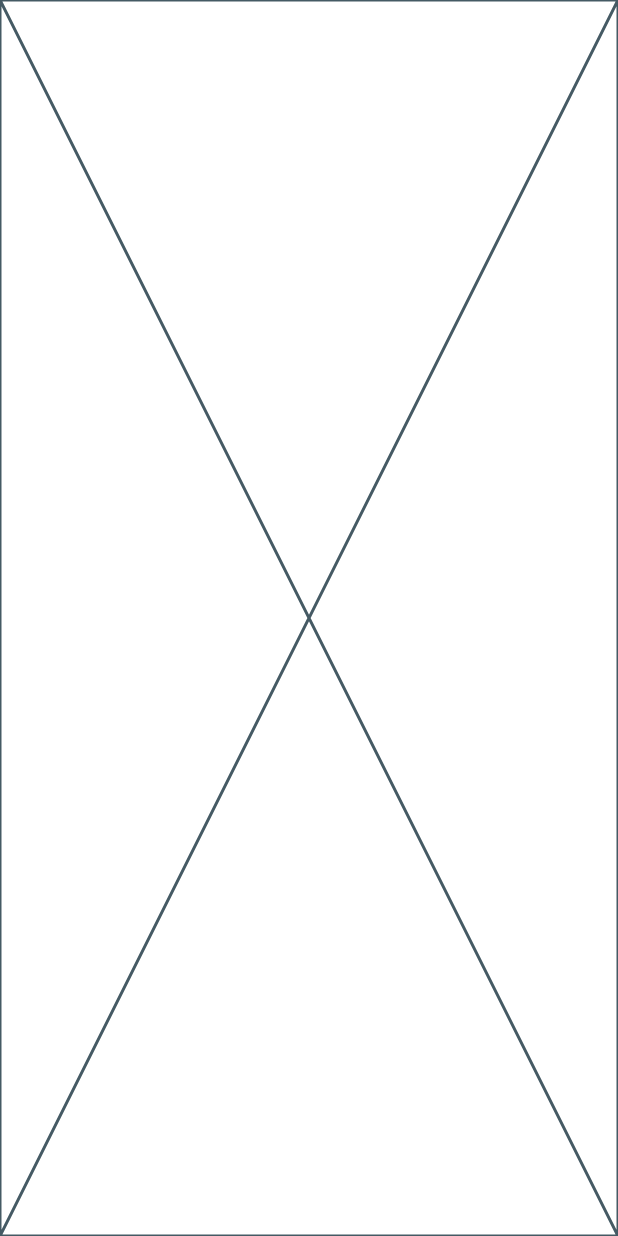
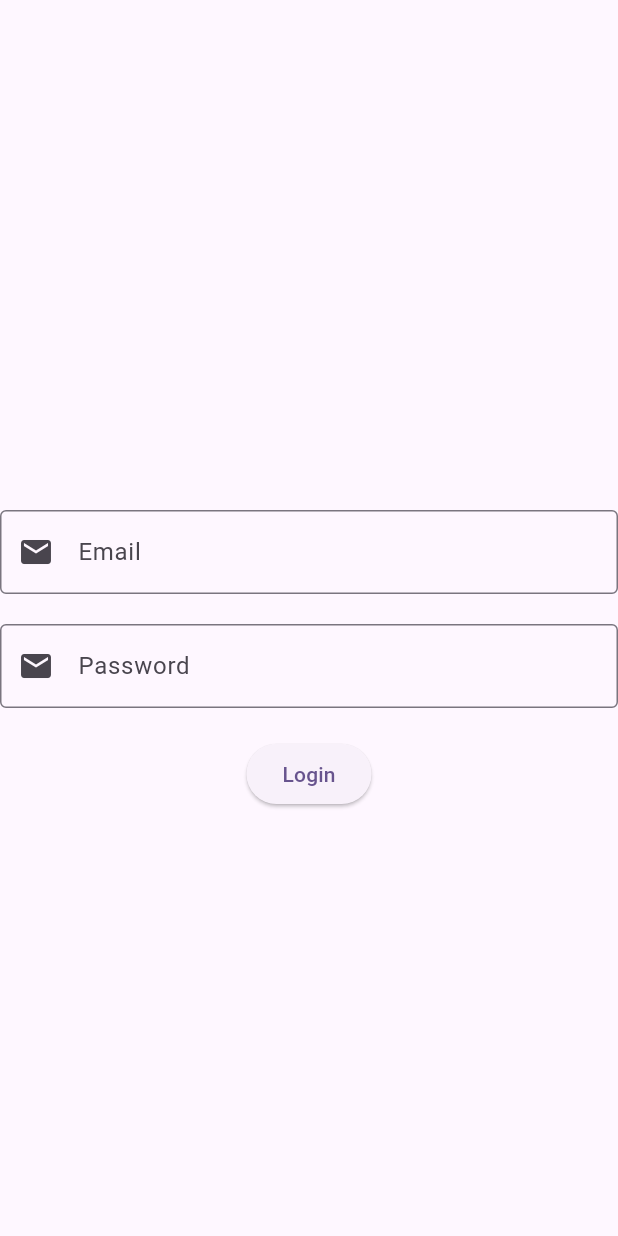
Before and after one commit to theabdulraffay/Flutter-Clean-Architecture, a Flutter app: the screen it shows after launch, on a phone screen of 412 x 824 dp. Run offline on Flutter 3.47's test engine with Material 3 defaults, Android fonts, the phone set to English and light mode, and no system bars; our stand-ins replace freezed_annotation.

Commit message:
feat: login validation check

```diff
--- /dev/null
+++ b/lib/Models/Users/user_model.dart
@@ -0,0 +1,17 @@
+// ignore_for_file: invalid_annotation_target
+
+import 'package:freezed_annotation/freezed_annotation.dart';
+// part 'user_model.g.dart';
+// part 'user_model.freezed';
+part 'user_model.freezed.dart';
+part 'user_model.g.dart';
+
+@freezed
+class UserModel with _$UserModel {
+  factory UserModel(
+      {@Default('') @JsonKey(name: 'token') String token,
+      @Default('') @JsonKey(name: 'error') String error}) = _UserModel;
+
+  factory UserModel.fromJson(Map<String, dynamic> json) =>
+      _$UserModelFromJson(json);
+}
--- /dev/null
+++ b/lib/Views/login/Widgets/email_input_widget.dart
@@ -0,0 +1,29 @@
+import 'package:flutter/material.dart';
+
+class EmailInputWidget extends StatelessWidget {
+  const EmailInputWidget({super.key, required this.node});
+  final FocusNode node;
+
+  @override
+  Widget build(BuildContext context) {
+    return TextFormField(
+      keyboardType: TextInputType.emailAddress,
+      focusNode: node,
+      decoration: InputDecoration(
+        hintText: 'Email',
+        prefixIcon: Icon(Icons.email),
+        border: OutlineInputBorder(),
+      ),
+      onChanged: (value) {},
+      validator: (value) {
+        if (value!.isEmpty) {
+          return 'Email is required';
+        }
+        if (!value.contains('@')) {
+          return 'Invalid email format';
+        }
+        return null;
+      },
+    );
+  }
+}
--- /dev/null
+++ b/lib/Views/login/Widgets/login_button.dart
@@ -0,0 +1,16 @@
+import 'package:flutter/material.dart';
+
+class LoginButton extends StatelessWidget {
+  final GlobalKey<FormState> formkey;
+  const LoginButton({super.key, required this.formkey});
+
+  @override
+  Widget build(BuildContext context) {
+    return ElevatedButton(
+      child: Text('Login'),
+      onPressed: () {
+        if (formkey.currentState!.validate()) {}
+      },
+    );
+  }
+}
--- /dev/null
+++ b/lib/Views/login/Widgets/password_input_widget.dart
@@ -0,0 +1,28 @@
+import 'package:flutter/material.dart';
+
+class PasswordInputWidget extends StatelessWidget {
+  const PasswordInputWidget({super.key, required this.node});
+  final FocusNode node;
+
+  @override
+  Widget build(BuildContext context) {
+    return TextFormField(
+      keyboardType: TextInputType.text,
+      focusNode: node,
+      obscureText: true,
+      decoration: InputDecoration(
+        hintText: 'Password',
+        prefixIcon: Icon(Icons.email),
+        border: OutlineInputBorder(),
+      ),
+      onChanged: (value) {},
+      validator: (value) {
+        if (value!.isEmpty) {
+          return 'Password is required';
+        }
+
+        return null;
+      },
+    );
+  }
+}
--- /dev/null
+++ b/lib/Views/login/Widgets/widgets.dart
@@ -0,0 +1,4 @@
+export 'email_input_widget.dart';
+export 'password_input_widget.dart';
+export 'login_button.dart';
+export 'package:flutter/material.dart';
--- a/lib/Views/login/login_screen.dart
+++ b/lib/Views/login/login_screen.dart
@@ -1,4 +1,4 @@
-import 'package:flutter/material.dart';
+import 'Widgets/widgets.dart';
 
 class LoginScreen extends StatefulWidget {
   const LoginScreen({super.key});
@@ -8,8 +8,30 @@ class LoginScreen extends StatefulWidget {
 }
 
 class _LoginScreenState extends State<LoginScreen> {
+  final emailFocusNode = FocusNode();
+  final passwordFocusNode = FocusNode();
+  final formkey = GlobalKey<FormState>();
   @override
   Widget build(BuildContext context) {
-    return const Placeholder();
+    return Scaffold(
+      appBar: AppBar(),
+      body: Form(
+        key: formkey,
+        child: Column(
+          mainAxisAlignment: MainAxisAlignment.center,
+          crossAxisAlignment: CrossAxisAlignment.center,
+          spacing: 20,
+          children: [
+            EmailInputWidget(
+              node: emailFocusNode,
+            ),
+            PasswordInputWidget(
+              node: passwordFocusNode,
+            ),
+            LoginButton(formkey: formkey),
+          ],
+        ),
+      ),
+    );
   }
 }
--- a/lib/Views/splash/splash_screen.dart
+++ b/lib/Views/splash/splash_screen.dart
@@ -1,5 +1,3 @@
-import 'package:clean_architecture/config/Components/round_button.dart';
-import 'package:clean_architecture/config/routes/routes_name.dart';
 import 'package:clean_architecture/services/splash/splash_services.dart';
 import 'package:flutter/material.dart';
 
@@ -14,7 +12,6 @@ class _SplashScreenState extends State<SplashScreen> {
   final SplashServices _splashServices = SplashServices();
   @override
   void initState() {
-    // TODO: implement initState
     super.initState();
     _splashServices.isLogin(context);
   }
```
Also changed, not shown: lib/services/splash/splash_services.dart (+4 -4 lines), lib/Models/Users/user_model.freezed.dart (added), lib/Models/Users/user_model.g.dart (added).
